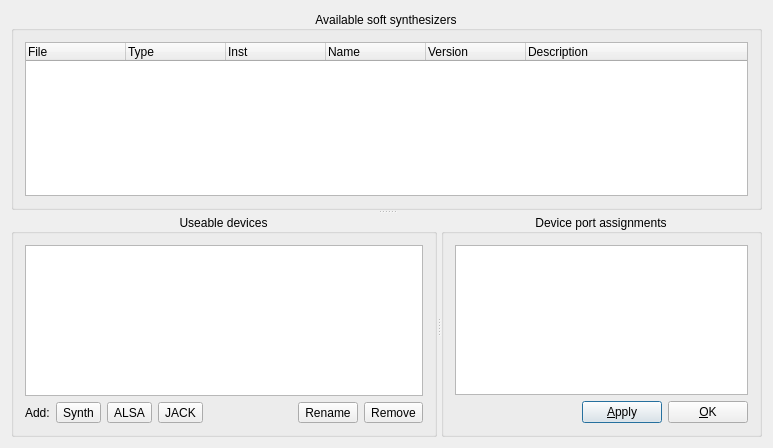
Old version of the form src/muse/components/synthconfigbase.ui in the repository emrum/muse.
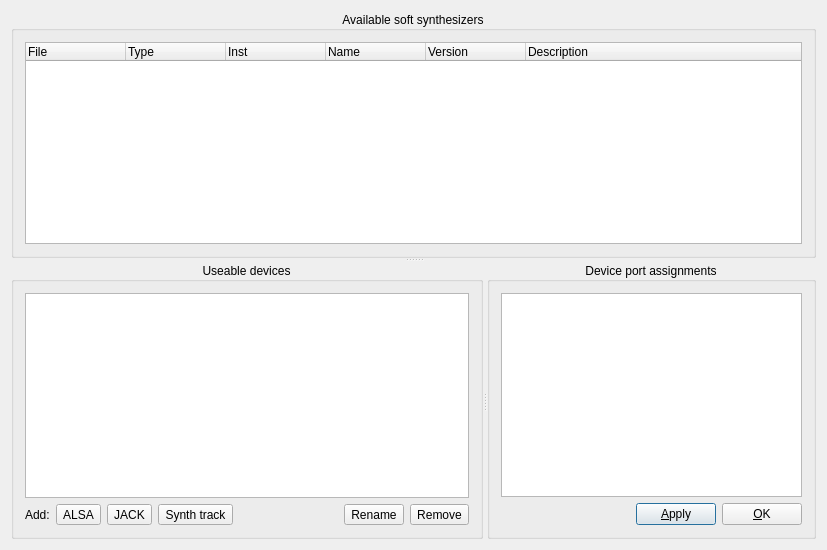
New version of the form. Custom widgets are drawn as their Qt base class.

```diff
--- a/src/muse/components/synthconfigbase.ui
+++ b/src/muse/components/synthconfigbase.ui
@@ -6,8 +6,8 @@
    <rect>
     <x>0</x>
     <y>0</y>
-    <width>773</width>
-    <height>448</height>
+    <width>827</width>
+    <height>550</height>
    </rect>
   </property>
   <property name="windowTitle">
@@ -127,13 +127,6 @@
             </property>
            </widget>
           </item>
-          <item>
-           <widget class="QToolButton" name="addSynthDevice">
-            <property name="text">
-             <string>Synth</string>
-            </property>
-           </widget>
-          </item>
           <item>
            <widget class="QToolButton" name="addALSADevice">
             <property name="enabled">
@@ -157,6 +150,13 @@
             </property>
            </widget>
           </item>
+          <item>
+           <widget class="QToolButton" name="addSynthDevice">
+            <property name="text">
+             <string>Synth track</string>
+            </property>
+           </widget>
+          </item>
           <item>
            <spacer name="horizontalSpacer_2">
             <property name="orientation">
```
